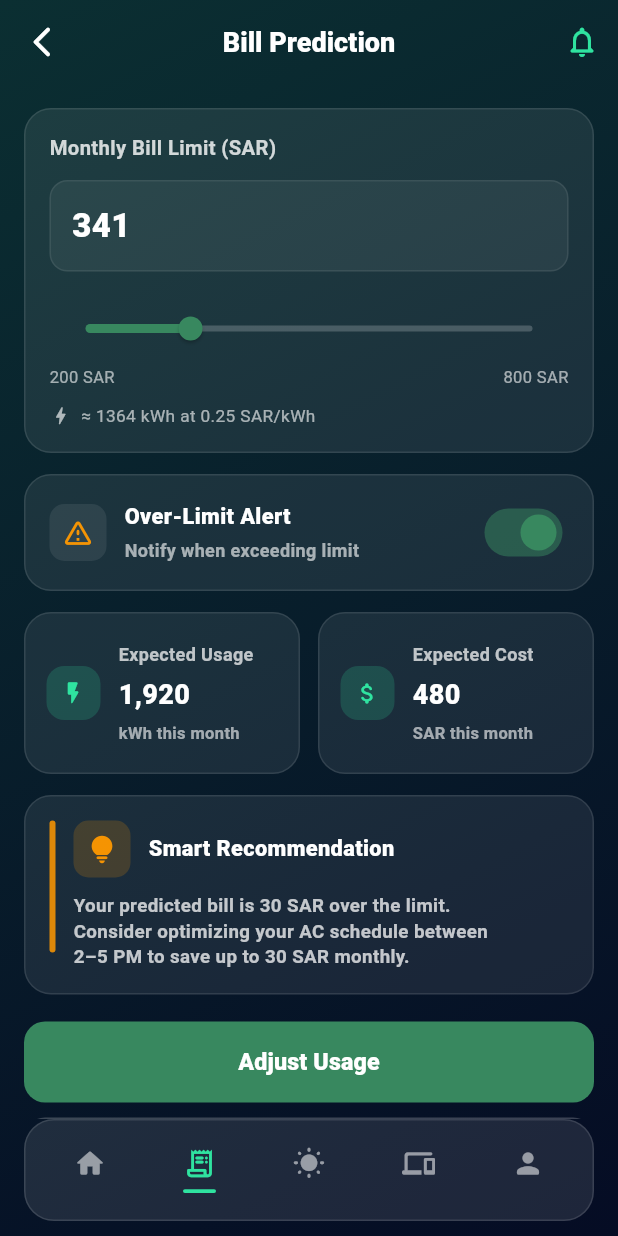
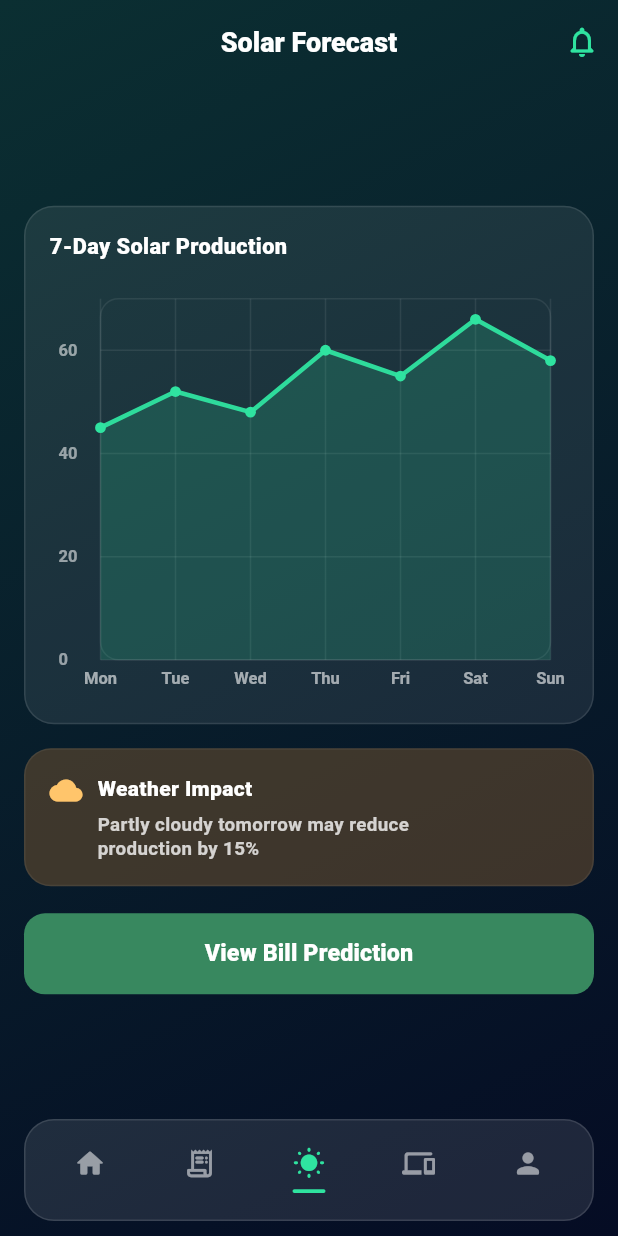
Before and after one commit to luminProject/Lumin_application, a Flutter app: the screen it shows after launch, after a tap on "Log In", after a tap on the "receipt long" icon, after a tap on the "wb sunny" icon, on a phone screen of 412 x 824 dp. Run offline on Flutter 3.47's test engine with Material 3 defaults, Android fonts, the phone set to English and light mode, and no system bars; our stand-ins replace fl_chart.

Commit message:
update main.dart and project fixes

```diff
--- a/lib/Screens/bill_predection/bill_prediction.dart
+++ b/lib/Screens/bill_predection/bill_prediction.dart
@@ -4,7 +4,6 @@ import 'package:lumin_application/Widgets/home/bottom_nav.dart';
 import 'package:lumin_application/Widgets/home/glass_card.dart';
 import 'package:lumin_application/Widgets/responsive_layout.dart';
 import 'package:lumin_application/theme/app_colors.dart';
-
 
 class BillPredictionPage extends StatefulWidget {
   const BillPredictionPage({super.key});
@@ -31,18 +30,19 @@ class _BillPredictionPageState extends State<BillPredictionPage> {
         actions: [
           IconButton(
             onPressed: () {},
-            icon: const Icon(Icons.notifications_none_rounded,color: AppColors.mint,),
+            icon: const Icon(
+              Icons.notifications_none_rounded,
+              color: AppColors.mint,
+            ),
           ),
         ],
 
         // ✅ Bottom nav
-bottomNavigationBar: const HomeBottomNav(currentIndex: 1),
+        bottomNavigationBar: const HomeBottomNav(currentIndex: 1),
 
         child: Column(
           crossAxisAlignment: CrossAxisAlignment.start,
           children: [
-            // ✅ تعويض لأن extendBodyBehindAppBar = true
-
             // ===== Monthly Bill Limit Card =====
             GlassCard(
               padding: const EdgeInsets.all(16),
@@ -59,7 +59,6 @@ bottomNavigationBar: const HomeBottomNav(currentIndex: 1),
                     ),
                   ),
                   const SizedBox(height: 12),
-
                   Container(
                     width: double.infinity,
                     padding: const EdgeInsets.symmetric(horizontal: 14, vertical: 14),
@@ -77,9 +76,7 @@ bottomNavigationBar: const HomeBottomNav(currentIndex: 1),
                       ),
                     ),
                   ),
-
                   const SizedBox(height: 14),
-
                   SliderTheme(
                     data: SliderTheme.of(context).copyWith(
                       activeTrackColor: AppColors.button,
@@ -96,26 +93,43 @@ bottomNavigationBar: const HomeBottomNav(currentIndex: 1),
                       onChanged: (v) => setState(() => _billLimit = v),
                     ),
                   ),
-
                   Row(
                     mainAxisAlignment: MainAxisAlignment.spaceBetween,
                     children: [
-                      Text('200 SAR',
-                          style: TextStyle(color: Colors.white.withOpacity(0.60), fontSize: 11)),
-                      Text('800 SAR',
-                          style: TextStyle(color: Colors.white.withOpacity(0.60), fontSize: 11)),
+                      Text(
+                        '200 SAR',
+                        style: TextStyle(
+                          color: Colors.white.withOpacity(0.60),
+                          fontSize: 11,
+                        ),
+                      ),
+                      Text(
+                        '800 SAR',
+                        style: TextStyle(
+                          color: Colors.white.withOpacity(0.60),
+                          fontSize: 11,
+                        ),
+                      ),
                     ],
                   ),
-
                   const SizedBox(height: 10),
-
                   Row(
                     children: [
-                      Icon(Icons.bolt_rounded, size: 15, color: Colors.white.withOpacity(0.65)),
+                      Icon(
+                        Icons.bolt_rounded,
+                        size: 15,
+                        color: Colors.white.withOpacity(0.65),
+                      ),
                       const SizedBox(width: 6),
-                      Text(
-                        '≈ ${(_billLimit * 4).round()} kWh at 0.25 SAR/kWh',
-                        style: TextStyle(color: Colors.white.withOpacity(0.62), fontSize: 11.5),
+                      Flexible(
+                        child: Text(
+                          '≈ ${(_billLimit * 4).round()} kWh at 0.25 SAR/kWh',
+                          overflow: TextOverflow.ellipsis,
+                          style: TextStyle(
+                            color: Colors.white.withOpacity(0.62),
+                            fontSize: 11.5,
+                          ),
+                        ),
                       ),
                     ],
                   ),
@@ -138,8 +152,11 @@ bottomNavigationBar: const HomeBottomNav(currentIndex: 1),
                       color: Colors.white.withOpacity(0.08),
                       borderRadius: BorderRadius.circular(10),
                     ),
-                    child: Icon(Icons.warning_amber_rounded,
-                        color: Colors.orange.withOpacity(0.95), size: 22),
+                    child: Icon(
+                      Icons.warning_amber_rounded,
+                      color: Colors.orange.withOpacity(0.95),
+                      size: 22,
+                    ),
                   ),
                   const SizedBox(width: 12),
                   Expanded(
@@ -291,7 +308,9 @@ bottomNavigationBar: const HomeBottomNav(currentIndex: 1),
                 onPressed: () {},
                 style: OutlinedButton.styleFrom(
                   side: BorderSide(color: Colors.white.withOpacity(0.18)),
-                  shape: RoundedRectangleBorder(borderRadius: BorderRadius.circular(14)),
+                  shape: RoundedRectangleBorder(
+                    borderRadius: BorderRadius.circular(14),
+                  ),
                   backgroundColor: Colors.white.withOpacity(0.04),
                 ),
                 child: Text(
@@ -310,7 +329,7 @@ bottomNavigationBar: const HomeBottomNav(currentIndex: 1),
     );
   }
 
-  // ✅ Icons style مثل DevicesSection (mint tint)
+  // ✅ FIX: منع overflow على الأجهزة الصغيرة (بدون ما نخرب التصميم)
   Widget _miniStatCard({
     required IconData icon,
     required String title,
@@ -320,9 +339,10 @@ bottomNavigationBar: const HomeBottomNav(currentIndex: 1),
     return GlassCard(
       padding: const EdgeInsets.all(14),
       radius: 18,
-      child: SizedBox(
-        height: 78,
+      child: ConstrainedBox(
+        constraints: const BoxConstraints(minHeight: 78), // ✅ بدل SizedBox(height)
         child: Row(
+          crossAxisAlignment: CrossAxisAlignment.start,
           children: [
             Container(
               width: 36,
@@ -341,19 +361,24 @@ bottomNavigationBar: const HomeBottomNav(currentIndex: 1),
             Expanded(
               child: Column(
                 crossAxisAlignment: CrossAxisAlignment.start,
-                mainAxisAlignment: MainAxisAlignment.center,
+                mainAxisSize: MainAxisSize.min, // ✅ مهم
                 children: [
                   Text(
                     title,
+                    maxLines: 2,
+                    overflow: TextOverflow.ellipsis,
                     style: TextStyle(
                       color: Colors.white.withOpacity(0.72),
                       fontSize: 12,
                       fontWeight: FontWeight.w700,
+                      height: 1.2,
                     ),
                   ),
                   const SizedBox(height: 6),
                   Text(
                     value,
+                    maxLines: 1,
+                    overflow: TextOverflow.ellipsis,
                     style: const TextStyle(
                       color: Colors.white,
                       fontSize: 18,
@@ -363,6 +388,8 @@ bottomNavigationBar: const HomeBottomNav(currentIndex: 1),
                   const SizedBox(height: 4),
                   Text(
                     unit,
+                    maxLines: 1,
+                    overflow: TextOverflow.ellipsis,
                     style: TextStyle(
                       color: Colors.white.withOpacity(0.60),
                       fontSize: 11,
--- /dev/null
+++ b/lib/Screens/solar forecast/solar_forecast.dart
@@ -0,0 +1,297 @@
+import 'package:flutter/material.dart';
+import 'package:lumin_application/Screens/bill_predection/bill_prediction.dart';
+import 'package:lumin_application/Widgets/gradient_background.dart';
+import 'package:lumin_application/Widgets/responsive_layout.dart';
+import 'package:lumin_application/Widgets/home/glass_card.dart';
+import 'package:lumin_application/Widgets/home/bottom_nav.dart';
+import 'package:lumin_application/theme/app_colors.dart';
+
+class SolarForecastPage extends StatelessWidget {
+  const SolarForecastPage({super.key});
+
+  @override
+  Widget build(BuildContext context) {
+    // بيانات تجريبية مثل اللي بالصورة
+    final data = <double>[45, 52, 48, 60, 55, 66, 58];
+
+    return GradientBackground(
+      child: ResponsiveLayout(
+        showAppBar: true,
+        title: 'Solar Forecast',
+        leading: const SizedBox(width: 48), // نخلي العنوان بالوسط مثل الصورة
+        actions: [
+          IconButton(
+            onPressed: () {},
+            icon: const Icon(
+              Icons.notifications_none_rounded,
+              color: AppColors.mint,
+            ),
+          ),
+        ],
+        bottomNavigationBar: const HomeBottomNav(currentIndex: 2),
+        child: Column(
+          crossAxisAlignment: CrossAxisAlignment.start,
+          children: [
+            const SizedBox(height: 6),
+
+            // ===== Chart Card =====
+            GlassCard(
+              radius: 20,
+              padding: const EdgeInsets.all(16),
+              child: Column(
+                crossAxisAlignment: CrossAxisAlignment.start,
+                children: [
+                  const Text(
+                    '7-Day Solar Production',
+                    style: TextStyle(
+                      fontSize: 14.5,
+                      fontWeight: FontWeight.w800,
+                      color: Colors.white,
+                    ),
+                  ),
+                  const SizedBox(height: 14),
+
+                  // الرسم
+                  AspectRatio(
+                    aspectRatio: 1.25, // قريب جدًا من شكل الصورة
+                    child: _SolarLineChart(
+                      values: data,
+                      xLabels: const ['Mon', 'Tue', 'Wed', 'Thu', 'Fri', 'Sat', 'Sun'],
+                      yMax: 70,
+                    ),
+                  ),
+                ],
+              ),
+            ),
+
+            const SizedBox(height: 16),
+
+            // ===== Weather Impact Card (brown) =====
+            Container(
+              width: double.infinity,
+              padding: const EdgeInsets.all(16),
+              decoration: BoxDecoration(
+                color: const Color(0xFF6B4E2E).withOpacity(0.55),
+                borderRadius: BorderRadius.circular(18),
+                border: Border.all(color: Colors.white.withOpacity(0.06)),
+              ),
+              child: Row(
+                crossAxisAlignment: CrossAxisAlignment.start,
+                children: [
+                  const Icon(Icons.cloud_rounded, color: Color(0xFFFFC56B), size: 22),
+                  const SizedBox(width: 10),
+                  Expanded(
+                    child: Column(
+                      crossAxisAlignment: CrossAxisAlignment.start,
+                      children: [
+                        const Text(
+                          'Weather Impact',
+                          style: TextStyle(
+                            color: Colors.white,
+                            fontSize: 14,
+                            fontWeight: FontWeight.w900,
+                          ),
+                        ),
+                        const SizedBox(height: 6),
+                        Text(
+                          'Partly cloudy tomorrow may reduce\nproduction by 15%',
+                          style: TextStyle(
+                            color: Colors.white.withOpacity(0.78),
+                            fontSize: 12.5,
+                            fontWeight: FontWeight.w600,
+                            height: 1.25,
+                          ),
+                        ),
+                      ],
+                    ),
+                  ),
+                ],
+              ),
+            ),
+
+            const SizedBox(height: 18),
+
+            // ===== Button =====
+            SizedBox(
+              width: double.infinity,
+              height: 54,
+              child: ElevatedButton(
+                onPressed: () {
+                  Navigator.push(
+                    context,
+                    MaterialPageRoute(builder: (_) => const BillPredictionPage()),
+                  );
+                },
+                child: const Text(
+                  'View Bill Prediction',
+                  style: TextStyle(
+                    fontSize: 15.5,
+                    fontWeight: FontWeight.w900,
+                  ),
+                ),
+              ),
+            ),
+
+            const SizedBox(height: 8),
+          ],
+        ),
+      ),
+    );
+  }
+}
+
+/// رسم Line Chart بسيط بدون مكتبات خارجية
+class _SolarLineChart extends StatelessWidget {
+  final List<double> values;
+  final List<String> xLabels;
+  final double yMax;
+
+  const _SolarLineChart({
+    required this.values,
+    required this.xLabels,
+    required this.yMax,
+  });
+
+  @override
+  Widget build(BuildContext context) {
+    return CustomPaint(
+      painter: _SolarLineChartPainter(
+        values: values,
+        xLabels: xLabels,
+        yMax: yMax,
+      ),
+      child: const SizedBox.expand(),
+    );
+  }
+}
+
+class _SolarLineChartPainter extends CustomPainter {
+  final List<double> values;
+  final List<String> xLabels;
+  final double yMax;
+
+  _SolarLineChartPainter({
+    required this.values,
+    required this.xLabels,
+    required this.yMax,
+  });
+
+  @override
+  void paint(Canvas canvas, Size size) {
+    final paddingLeft = 34.0;
+    final paddingRight = 12.0;
+    final paddingTop = 10.0;
+    final paddingBottom = 26.0;
+
+    final chartW = size.width - paddingLeft - paddingRight;
+    final chartH = size.height - paddingTop - paddingBottom;
+
+    final origin = Offset(paddingLeft, paddingTop);
+    final chartRect = Rect.fromLTWH(origin.dx, origin.dy, chartW, chartH);
+
+    // Grid paint
+    final gridPaint = Paint()
+      ..color = Colors.white.withOpacity(0.08)
+      ..style = PaintingStyle.stroke
+      ..strokeWidth = 1;
+
+    // Draw border
+    canvas.drawRRect(
+      RRect.fromRectAndRadius(chartRect, const Radius.circular(12)),
+      gridPaint,
+    );
+
+    // Horizontal grid lines + y labels (0,20,40,60)
+    final yTicks = <double>[0, 20, 40, 60];
+    final textPainter = TextPainter(textDirection: TextDirection.ltr);
+
+    for (final t in yTicks) {
+      final y = origin.dy + chartH * (1 - (t / yMax));
+      canvas.drawLine(Offset(origin.dx, y), Offset(origin.dx + chartW, y), gridPaint);
+
+      // y label
+      textPainter.text = TextSpan(
+        text: t.toInt().toString(),
+        style: TextStyle(
+          color: Colors.white.withOpacity(0.55),
+          fontSize: 11,
+          fontWeight: FontWeight.w600,
+        ),
+      );
+      textPainter.layout();
+      textPainter.paint(canvas, Offset(6, y - textPainter.height / 2));
+    }
+
+    // Vertical grid lines + x labels
+    final n = values.length;
+    for (int i = 0; i < n; i++) {
+      final x = origin.dx + (chartW * i / (n - 1));
+      canvas.drawLine(Offset(x, origin.dy), Offset(x, origin.dy + chartH), gridPaint);
+
+      // x label
+      if (i < xLabels.length) {
+        textPainter.text = TextSpan(
+          text: xLabels[i],
+          style: TextStyle(
+            color: Colors.white.withOpacity(0.6),
+            fontSize: 11,
+            fontWeight: FontWeight.w600,
+          ),
+        );
+        textPainter.layout();
+        textPainter.paint(
+          canvas,
+          Offset(x - textPainter.width / 2, origin.dy + chartH + 6),
+        );
+      }
+    }
+
+    // Convert values to points
+    final points = <Offset>[];
+    for (int i = 0; i < n; i++) {
+      final vx = origin.dx + (chartW * i / (n - 1));
+      final vy = origin.dy + chartH * (1 - (values[i] / yMax));
+      points.add(Offset(vx, vy));
+    }
+
+    // Fill under line
+    final fillPath = Path()..moveTo(points.first.dx, origin.dy + chartH);
+    for (final p in points) {
+      fillPath.lineTo(p.dx, p.dy);
+    }
+    fillPath.lineTo(points.last.dx, origin.dy + chartH);
+    fillPath.close();
+
+    final fillPaint = Paint()
+      ..color = AppColors.mint.withOpacity(0.18)
+      ..style = PaintingStyle.fill;
+
+    canvas.drawPath(fillPath, fillPaint);
+
+    // Line path
+    final linePath = Path()..moveTo(points.first.dx, points.first.dy);
+    for (int i = 1; i < points.length; i++) {
+      linePath.lineTo(points[i].dx, points[i].dy);
+    }
+
+    final linePaint = Paint()
+      ..color = AppColors.mint.withOpacity(0.95)
+      ..style = PaintingStyle.stroke
+      ..strokeWidth = 3
+      ..strokeCap = StrokeCap.round
+      ..strokeJoin = StrokeJoin.round;
+
+    canvas.drawPath(linePath, linePaint);
+
+    // Points dots
+    final dotPaint = Paint()..color = AppColors.mint;
+    for (final p in points) {
+      canvas.drawCircle(p, 3.6, dotPaint);
+    }
+  }
+
+  @override
+  bool shouldRepaint(covariant _SolarLineChartPainter oldDelegate) {
+    return oldDelegate.values != values || oldDelegate.yMax != yMax || oldDelegate.xLabels != xLabels;
+  }
+}
--- a/lib/Widgets/home/bottom_nav.dart
+++ b/lib/Widgets/home/bottom_nav.dart
@@ -2,6 +2,10 @@ import 'package:flutter/material.dart';
 import 'package:lumin_application/Screens/bill_predection/bill_prediction.dart';
 import 'package:lumin_application/Screens/home/home_page.dart';
 import 'package:lumin_application/Screens/devices/device_management_page.dart';
+import 'package:lumin_application/Screens/solar%20forecast/solar_forecast.dart';
+
+// ✅ أضفنا هذا
+
 import '../../theme/app_colors.dart';
 
 class HomeBottomNav extends StatelessWidget {
@@ -11,9 +15,7 @@ class HomeBottomNav extends StatelessWidget {
   const HomeBottomNav({super.key, required this.currentIndex});
 
   void _goTo(BuildContext context, Widget page, int targetIndex) {
-    // اتجاه الانتقال حسب الtab
     final forward = targetIndex > currentIndex;
-
     Navigator.of(context).pushReplacement(_smoothRoute(page, forward: forward));
   }
 
@@ -29,7 +31,6 @@ class HomeBottomNav extends StatelessWidget {
           reverseCurve: Curves.easeInCubic,
         );
 
-        // Slide بسيط يمين/يسار + Fade
         final begin = Offset(forward ? 0.06 : -0.06, 0.0);
         final slide = Tween<Offset>(begin: begin, end: Offset.zero).animate(curved);
         final fade = Tween<double>(begin: 0.0, end: 1.0).animate(curved);
@@ -107,13 +108,16 @@ class HomeBottomNav extends StatelessWidget {
                 if (currentIndex != 1) _goTo(context, const BillPredictionPage(), 1);
               },
             ),
+
+            // ✅ هنا التعديل: الشمس تروح لصفحة SolarForecast
             _navItem(
               icon: Icons.wb_sunny_rounded,
               active: currentIndex == 2,
               onTap: () {
-                // TODO: _goTo(context, const SolarForecastPage(), 2);
+                if (currentIndex != 2) _goTo(context, const SolarForecastPage(), 2);
               },
             ),
+
             _navItem(
               icon: Icons.devices_rounded,
               active: currentIndex == 3,
```
